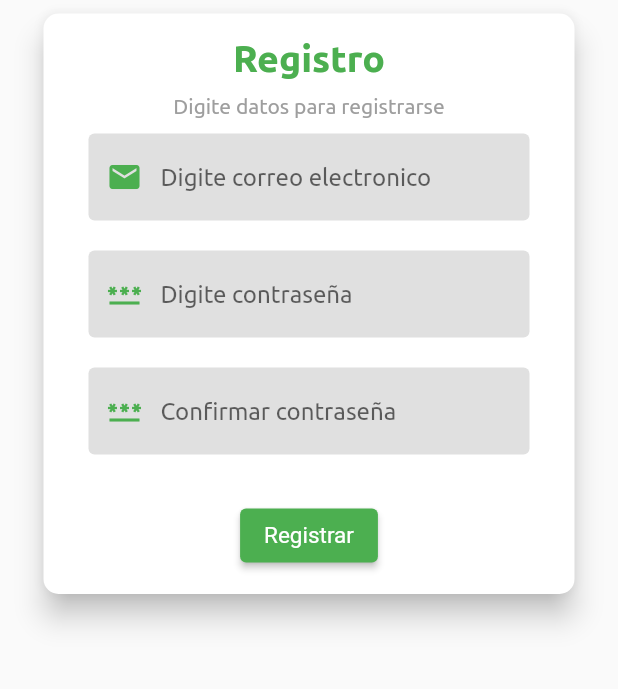
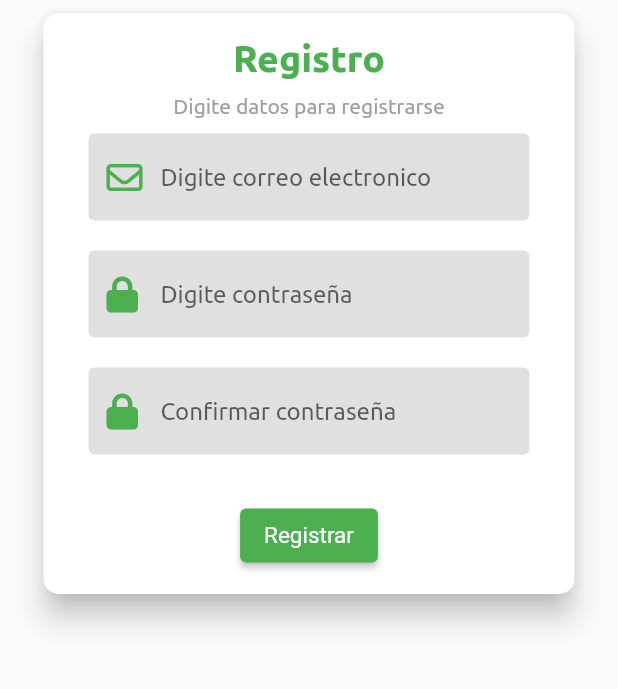
Before and after one commit to pueblobelloapp/pueblobelloapp, a Flutter app: the Registrar screen opened directly, on a phone screen of 412 x 824 dp, the part 375-1064 px from its top. Run offline on Flutter 3.47's test engine with Material 2 defaults, Android fonts, the phone set to English and light mode, and no system bars; our stand-ins replace auto_size_text, cloud_firestore, equatable, firebase_auth, firebase_core, firebase_storage and 6 more; accounts and stored records are empty; project files that could hold a hidden picture were left out.

Commit message:
Cambio de Icono en Vista Register

```diff
--- a/lib/Recursos/Paginas/Register.dart
+++ b/lib/Recursos/Paginas/Register.dart
@@ -1,8 +1,10 @@
 import 'package:app_turismo/Recursos/Constants/Constans.dart';
 import 'package:app_turismo/Recursos/Controller/LoginController.dart';
 
-import 'package:cloud_firestore/cloud_firestore.dart';import 'package:firebase_auth/firebase_auth.dart';
+import 'package:cloud_firestore/cloud_firestore.dart';
+import 'package:firebase_auth/firebase_auth.dart';
 import 'package:flutter/material.dart';
+import 'package:font_awesome_flutter/font_awesome_flutter.dart';
 import 'package:get/get.dart';
 
 class Registrar extends StatefulWidget {
@@ -13,7 +15,6 @@ class Registrar extends StatefulWidget {
 }
 
 class _RegistrarState extends State<Registrar> {
-
   TextEditingController _email = TextEditingController();
   TextEditingController _passwordL = TextEditingController();
   TextEditingController _passwordConfirmada = TextEditingController();
@@ -26,9 +27,9 @@ class _RegistrarState extends State<Registrar> {
   Widget build(BuildContext context) {
     return Scaffold(
         body: SingleChildScrollView(
-            child: Column(
-                children: [ImagenLogo(), FormRegister()])));
+            child: Column(children: [ImagenLogo(), FormRegister()])));
   }
+
   Widget ImagenLogo() {
     return Image.asset(
       'assets/img/Logo.png',
@@ -64,7 +65,10 @@ class _RegistrarState extends State<Registrar> {
                       SizedBox(height: 10),
                       TextFieldWidget(
                           _email,
-                          Icon(Icons.email, color: Colors.green),
+                          FaIcon(
+                            FontAwesomeIcons.envelope,
+                            color: Colors.green,
+                          ),
                           "Digite correo electronico",
                           false,
                           "Error, compruebe correo.",
@@ -72,8 +76,8 @@ class _RegistrarState extends State<Registrar> {
                       SizedBox(height: 20),
                       TextFieldWidget(
                           _passwordL,
-                          Icon(
-                            Icons.password,
+                          FaIcon(
+                            FontAwesomeIcons.lock,
                             color: Colors.green,
                           ),
                           "Digite contraseña",
@@ -83,8 +87,8 @@ class _RegistrarState extends State<Registrar> {
                       SizedBox(height: 20),
                       TextFieldWidget(
                           _passwordConfirmada,
-                          Icon(
-                            Icons.password,
+                          FaIcon(
+                            FontAwesomeIcons.lock,
                             color: Colors.green,
                           ),
                           "Confirmar contraseña",
@@ -99,7 +103,6 @@ class _RegistrarState extends State<Registrar> {
                             if (_passwordL.text == _passwordConfirmada.text) {
                               signUp(_email.text, _passwordL.text);
                             }
-
                           }
                         },
                         child: const Text('Registrar'),
@@ -111,7 +114,7 @@ class _RegistrarState extends State<Registrar> {
 
   Widget TextFieldWidget(
       TextEditingController controlador,
-      icon,
+      FaIcon icono,
       String textGuide,
       bool estate,
       String msgError,
@@ -121,7 +124,10 @@ class _RegistrarState extends State<Registrar> {
         keyboardType: textInputType,
         obscureText: estate,
         decoration: InputDecoration(
-          prefixIcon: icon,
+          prefixIcon: Padding(
+            padding: const EdgeInsets.all(12.0),
+            child: icono,
+          ),
           fillColor: Colors.grey.shade300,
           filled: true,
           enabledBorder: OutlineInputBorder(borderSide: BorderSide.none),
@@ -155,10 +161,11 @@ class _RegistrarState extends State<Registrar> {
   Future<void> postDetailsToFirestore() async {
     FirebaseFirestore firebaseFirestore = FirebaseFirestore.instance;
     var user = _auth.currentUser;
-    final ref = firebaseFirestore.doc(
-        'propietario/${user!.uid}');
+    final ref = firebaseFirestore.doc('propietario/${user!.uid}');
 
-    await ref.set(({'rool': 'Propietario', 'correo' : user.email, 'uid' : user.uid}), SetOptions(merge: false));
+    await ref.set(
+        ({'rool': 'Propietario', 'correo': user.email, 'uid': user.uid}),
+        SetOptions(merge: false));
 
     //print("Datos del usuario: " + user.toString());
     //CollectionReference ref = FirebaseFirestore.instance.collection('propietario');
```
